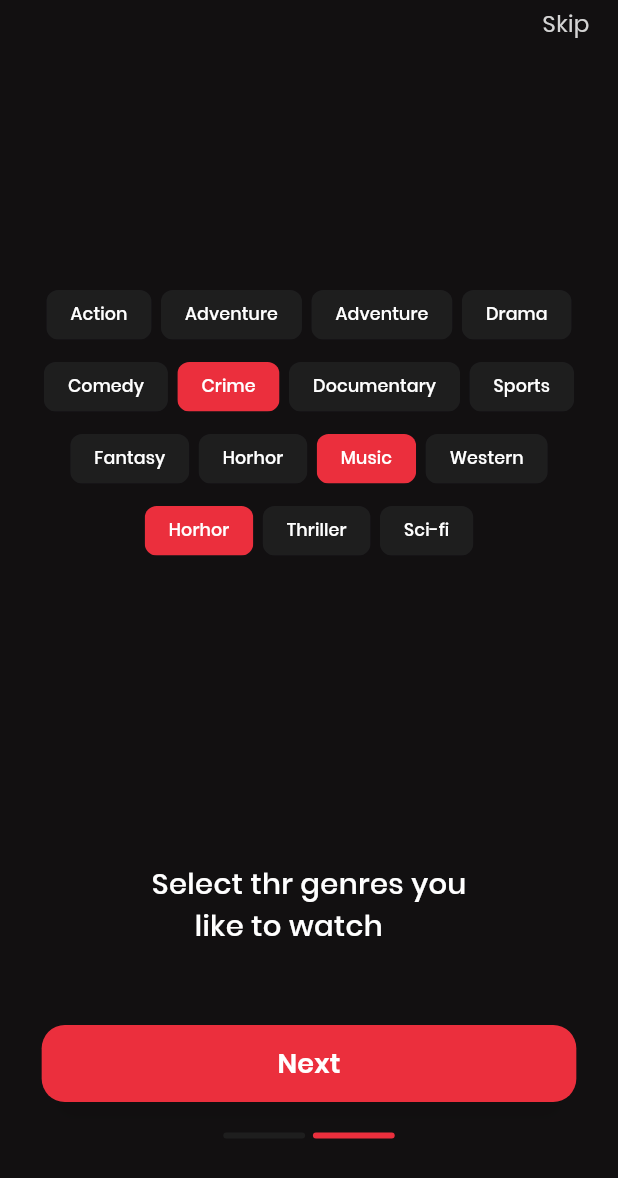
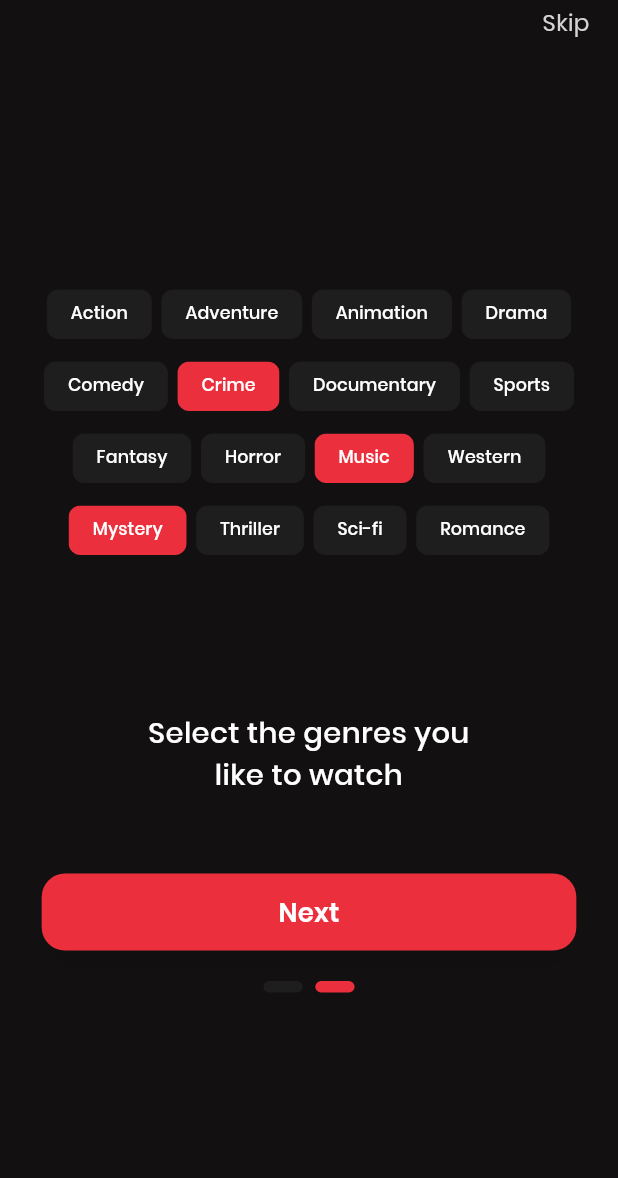
Before and after one commit to YousefAkram1/movie_app, a Flutter app: the screen it shows after launch, after a tap on "Next", on a phone screen of 412 x 824 dp. Shown: the top 1178 px of the screen. Run offline on Flutter 3.47's test engine with Material 3 defaults, Android fonts, the phone set to English and light mode, and no system bars; our stand-ins replace bloc, dartz, dio, equatable, firebase_auth, firebase_core and 7 more; missing offline and left inert: flutter_statusbarcolor_ns; accounts and stored records are empty; network calls fail.

Commit message:
-add page view -add hero widget -comment injection container & use injectable

```diff
--- a/lib/feature/home/presentation/views/movie_details.dart
+++ b/lib/feature/home/presentation/views/movie_details.dart
@@ -44,6 +44,7 @@ class _MovieDetailsViewState extends State<MovieDetailsView> {
             return Stack(
               children: [
                 PosterImage(
+                  id: state.movie.id,
                   poster: 'https://image.tmdb.org/t/p/w500${state.movie.image}',
                 ),
 
--- a/lib/feature/on_boarding/presentation/views/on_boardin_two.dart
+++ b/lib/feature/on_boarding/presentation/views/on_boardin_two.dart
@@ -1,12 +1,20 @@
 import 'package:flutter/material.dart';
 import 'package:flutter_screenutil/flutter_screenutil.dart';
+
 import '../../../../core/utils/values/app_colors.dart';
 import '../../../../core/utils/values/app_routes.dart';
 import '../widgets/chip_items.dart';
 import '../widgets/final_onBoard_item.dart';
 
 class OnBoardingTwo extends StatelessWidget {
-  const OnBoardingTwo({super.key});
+  final VoidCallback onFirstTap;
+  final VoidCallback onSecondTap;
+
+  const OnBoardingTwo({
+    super.key,
+    required this.onFirstTap,
+    required this.onSecondTap,
+  });
 
   @override
   Widget build(BuildContext context) {
@@ -16,14 +24,14 @@ class OnBoardingTwo extends StatelessWidget {
           child: Column(
             children: [
               Padding(
-                padding: const EdgeInsets.only(top: 5, right: 18).w,
+                padding: EdgeInsets.only(top: 5.h, right: 18.w),
                 child: Align(
-                  alignment: AlignmentGeometry.topRight,
+                  alignment: Alignment.topRight,
                   child: Text(
-                    "Skip",
+                    'Skip',
                     style: TextStyle(
                       fontSize: 16.sp,
-                      fontWeight: FontWeight(400),
+                      fontWeight: FontWeight.w400,
                       color: AppColors.textColor,
                     ),
                   ),
@@ -31,62 +39,64 @@ class OnBoardingTwo extends StatelessWidget {
               ),
               SizedBox(height: 164.h),
               ChipsItems(
-                chip1: "Action",
-                chip2: "Adventure",
-                chip3: "Adventure",
-                chip4: "Drama",
+                chip1: 'Action',
+                chip2: 'Adventure',
+                chip3: 'Animation',
+                chip4: 'Drama',
               ),
               ChipsItems(
-                chip1: "Comedy",
-                chip2: "Crime",
-                chip3: "Documentary",
-                chip4: "Sports",
+                chip1: 'Comedy',
+                chip2: 'Crime',
+                chip3: 'Documentary',
+                chip4: 'Sports',
                 chip2Color: AppColors.secondary,
               ),
               ChipsItems(
-                chip1: "Fantasy",
-                chip2: "Horhor",
-                chip3: "Music",
-                chip4: "Western",
+                chip1: 'Fantasy',
+                chip2: 'Horror',
+                chip3: 'Music',
+                chip4: 'Western',
                 chip3Color: AppColors.secondary,
               ),
               ChipsItems(
-                chip1: "Horhor",
-                chip2: "Thriller",
-                chip3: "Sci-fi",
+                chip1: 'Mystery',
+                chip2: 'Thriller',
+                chip3: 'Sci-fi',
+                chip4: 'Romance',
                 chip1Color: AppColors.secondary,
               ),
-              SizedBox(height: 204.h),
-
+              SizedBox(height: 100.h),
               Center(
                 child: Text(
-                  "Select thr genres you\n      like to watch",
+                  'Select the genres you\nlike to watch',
+                  textAlign: TextAlign.center,
                   style: TextStyle(
                     fontSize: 20.sp,
-                    fontWeight: FontWeight(500),
+                    fontWeight: FontWeight.w500,
                     color: Colors.white,
                   ),
                 ),
               ),
               SizedBox(height: 54.h),
-              TextButton(
-                style: ButtonStyle(
-                  fixedSize: WidgetStatePropertyAll(Size(340.w, 53.h)),
-                  shape: WidgetStatePropertyAll(
-                    RoundedRectangleBorder(
-                      borderRadius: BorderRadius.circular(16).r,
+              SizedBox(
+                width: 340.w,
+                height: 53.h,
+                child: TextButton(
+                  style: TextButton.styleFrom(
+                    shape: RoundedRectangleBorder(
+                      borderRadius: BorderRadius.circular(16.r),
                     ),
                   ),
-                ),
-                onPressed: () {
-                  Navigator.pushNamed(context, AppRoutes.signIn);
-                },
-                child: Text(
-                  "Next",
-                  style: TextStyle(
-                    fontWeight: FontWeight(600),
-                    fontSize: 18,
-                    color: Colors.white,
+                  onPressed: () {
+                    Navigator.pushReplacementNamed(context, AppRoutes.signIn);
+                  },
+                  child: Text(
+                    'Next',
+                    style: TextStyle(
+                      fontWeight: FontWeight.w600,
+                      fontSize: 18.sp,
+                      color: Colors.white,
+                    ),
                   ),
                 ),
               ),
@@ -94,7 +104,10 @@ class OnBoardingTwo extends StatelessWidget {
               FinalOnBoardItem(
                 firstColor: AppColors.semiBlack,
                 secondColor: AppColors.secondary,
+                onFirstTap: onFirstTap,
+                onSecondTap: onSecondTap,
               ),
+              SizedBox(height: 16.h),
             ],
           ),
         ),
--- a/lib/feature/on_boarding/presentation/views/on_boarding_one.dart
+++ b/lib/feature/on_boarding/presentation/views/on_boarding_one.dart
@@ -1,12 +1,21 @@
 import 'package:flutter/material.dart';
 import 'package:flutter_screenutil/flutter_screenutil.dart';
+
 import '../../../../core/utils/values/app_colors.dart';
-import '../../../../core/utils/values/app_routes.dart';
 import '../widgets/final_onBoard_item.dart';
 import '../widgets/movie_image_list_view.dart';
 
 class OnBoardingOne extends StatelessWidget {
-  const OnBoardingOne({super.key});
+  final VoidCallback onNext;
+  final VoidCallback onFirstTap;
+  final VoidCallback onSecondTap;
+
+  const OnBoardingOne({
+    super.key,
+    required this.onNext,
+    required this.onFirstTap,
+    required this.onSecondTap,
+  });
 
   @override
   Widget build(BuildContext context) {
@@ -15,14 +24,14 @@ class OnBoardingOne extends StatelessWidget {
         child: Column(
           children: [
             Padding(
-              padding: const EdgeInsets.only(top: 5, right: 18).w,
+              padding: EdgeInsets.only(top: 5.h, right: 18.w),
               child: Align(
-                alignment: AlignmentGeometry.topRight,
+                alignment: Alignment.topRight,
                 child: Text(
-                  "Skip",
+                  'Skip',
                   style: TextStyle(
                     fontSize: 16.sp,
-                    fontWeight: FontWeight(400),
+                    fontWeight: FontWeight.w400,
                     color: AppColors.textColor,
                   ),
                 ),
@@ -35,33 +44,33 @@ class OnBoardingOne extends StatelessWidget {
             SizedBox(height: 98.h),
             Center(
               child: Text(
-                "    Tell us about your \nfavorite movie genres",
+                'Tell us about your\nfavorite movie genres',
+                textAlign: TextAlign.center,
                 style: TextStyle(
                   fontSize: 20.sp,
-                  fontWeight: FontWeight(500),
+                  fontWeight: FontWeight.w500,
                   color: Colors.white,
                 ),
               ),
             ),
             SizedBox(height: 54.h),
-            TextButton(
-              style: ButtonStyle(
-                fixedSize: WidgetStatePropertyAll(Size(340.w, 53.h)),
-                shape: WidgetStatePropertyAll(
-                  RoundedRectangleBorder(
-                    borderRadius: BorderRadius.circular(16).r,
+            SizedBox(
+              width: 340.w,
+              height: 53.h,
+              child: TextButton(
+                style: TextButton.styleFrom(
+                  shape: RoundedRectangleBorder(
+                    borderRadius: BorderRadius.circular(16.r),
                   ),
                 ),
-              ),
-              onPressed: () {
-                Navigator.pushNamed(context, AppRoutes.onBoardingTwo);
-              },
-              child: Text(
-                "Next",
-                style: TextStyle(
-                  fontWeight: FontWeight(600),
-                  fontSize: 18,
-                  color: Colors.white,
+                onPressed: onNext,
+                child: Text(
+                  'Next',
+                  style: TextStyle(
+                    fontWeight: FontWeight.w600,
+                    fontSize: 18.sp,
+                    color: Colors.white,
+                  ),
                 ),
               ),
             ),
@@ -69,6 +78,8 @@ class OnBoardingOne extends StatelessWidget {
             FinalOnBoardItem(
               firstColor: AppColors.secondary,
               secondColor: AppColors.semiBlack,
+              onFirstTap: onFirstTap,
+              onSecondTap: onSecondTap,
             ),
           ],
         ),
--- /dev/null
+++ b/lib/feature/on_boarding/presentation/views/on_boarding_page_view.dart
@@ -0,0 +1,52 @@
+import 'package:flutter/material.dart';
+import 'package:movie_app/feature/on_boarding/presentation/views/on_boarding_one.dart';
+import 'package:movie_app/feature/on_boarding/presentation/views/on_boardin_two.dart';
+
+class OnBoardingPageView extends StatefulWidget {
+  const OnBoardingPageView({super.key});
+
+  @override
+  State<OnBoardingPageView> createState() => _OnBoardingPageViewState();
+}
+
+class _OnBoardingPageViewState extends State<OnBoardingPageView> {
+  late final PageController controller;
+
+  @override
+  void initState() {
+    super.initState();
+    controller = PageController(initialPage: 0);
+  }
+
+  void goToPage(int index) {
+    controller.animateToPage(
+      index,
+      duration: const Duration(milliseconds: 300),
+      curve: Curves.easeInOut,
+    );
+  }
+
+  @override
+  void dispose() {
+    controller.dispose();
+    super.dispose();
+  }
+
+  @override
+  Widget build(BuildContext context) {
+    return PageView(
+      controller: controller,
+      children: [
+        OnBoardingOne(
+          onNext: () => goToPage(1),
+          onFirstTap: () => goToPage(0),
+          onSecondTap: () => goToPage(1),
+        ),
+        OnBoardingTwo(
+          onFirstTap: () => goToPage(0),
+          onSecondTap: () => goToPage(1),
+        ),
+      ],
+    );
+  }
+}
--- a/lib/feature/on_boarding/presentation/widgets/final_onboard_item.dart
+++ b/lib/feature/on_boarding/presentation/widgets/final_onboard_item.dart
@@ -2,33 +2,45 @@ import 'package:flutter/material.dart';
 import 'package:flutter_screenutil/flutter_screenutil.dart';
 
 class FinalOnBoardItem extends StatelessWidget {
+  final Color firstColor;
+  final Color secondColor;
+  final VoidCallback onFirstTap;
+  final VoidCallback onSecondTap;
+
   const FinalOnBoardItem({
     super.key,
     required this.firstColor,
     required this.secondColor,
+    required this.onFirstTap,
+    required this.onSecondTap,
   });
-  final Color firstColor;
-  final Color secondColor;
+
   @override
   Widget build(BuildContext context) {
     return Row(
       mainAxisAlignment: MainAxisAlignment.center,
       children: [
-        Container(
-          width: 52.w,
-          height: 4,
-          decoration: BoxDecoration(
-            color: firstColor,
-            borderRadius: BorderRadius.circular(3.r),
+        GestureDetector(
+          onTap: onFirstTap,
+          child: Container(
+            width: 25.w,
+            height: 8.h,
+            decoration: BoxDecoration(
+              color: firstColor,
+              borderRadius: BorderRadius.circular(10.r),
+            ),
           ),
         ),
-        SizedBox(width: 5.w),
-        Container(
-          width: 52.w,
-          height: 4,
-          decoration: BoxDecoration(
-            color: secondColor,
-            borderRadius: BorderRadius.circular(3.r),
+        SizedBox(width: 8.w),
+        GestureDetector(
+          onTap: onSecondTap,
+          child: Container(
+            width: 25.w,
+            height: 8.h,
+            decoration: BoxDecoration(
+              color: secondColor,
+              borderRadius: BorderRadius.circular(10.r),
+            ),
           ),
         ),
       ],
```
Also changed, not shown: lib/feature/home/presentation/widgets/details_widgets/poster_image.dart (+6 -2 lines), lib/feature/home/presentation/widgets/movie_card.dart (+8 -5 lines), lib/injection_container.dart (+27 -27 lines), lib/movie_app.dart (+28 -3 lines).
